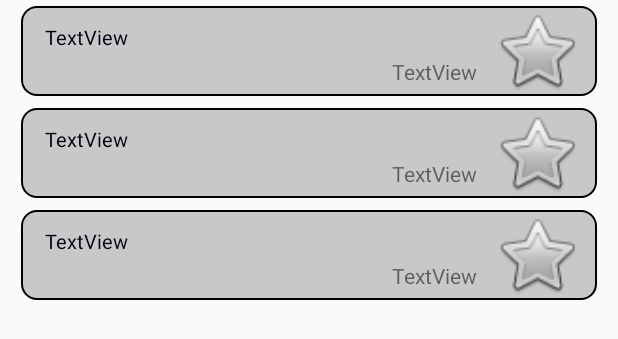
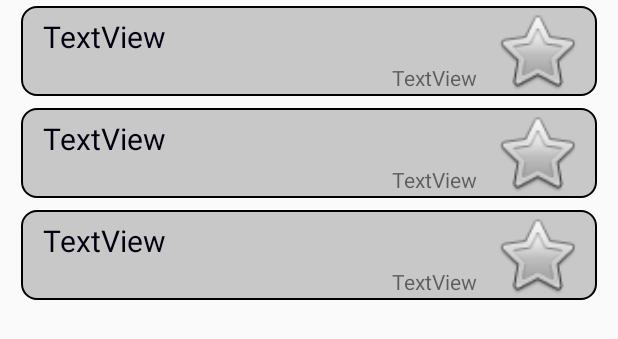
Before and after one commit to JohnTheTechie/Thirukural, an Android app: the layout activity_kural.xml on its own in the app's theme, with its tools: preview values and no code run, on a phone screen of 412 x 824 dp. Shown: the top 339 px of the screen. Run offline under Robolectric (Android 15) with nearby library versions, the phone set to English and light mode, and no system bars.

Commit message:
meter structure fix applied

```diff
--- a/app/src/main/res/values/styles.xml
+++ b/app/src/main/res/values/styles.xml
@@ -20,7 +20,7 @@
     </style>
 
     <style name="kural_text_style">
-        <item name="android:textSize">6pt</item>
+        <item name="android:textSize">9pt</item>
         <item name="android:textColor">#000010</item>
     </style>
 
```
Also changed, not shown: app/src/main/java/johnfatso/thirukural/KuralListAdapter.java (+22 -0 lines).
